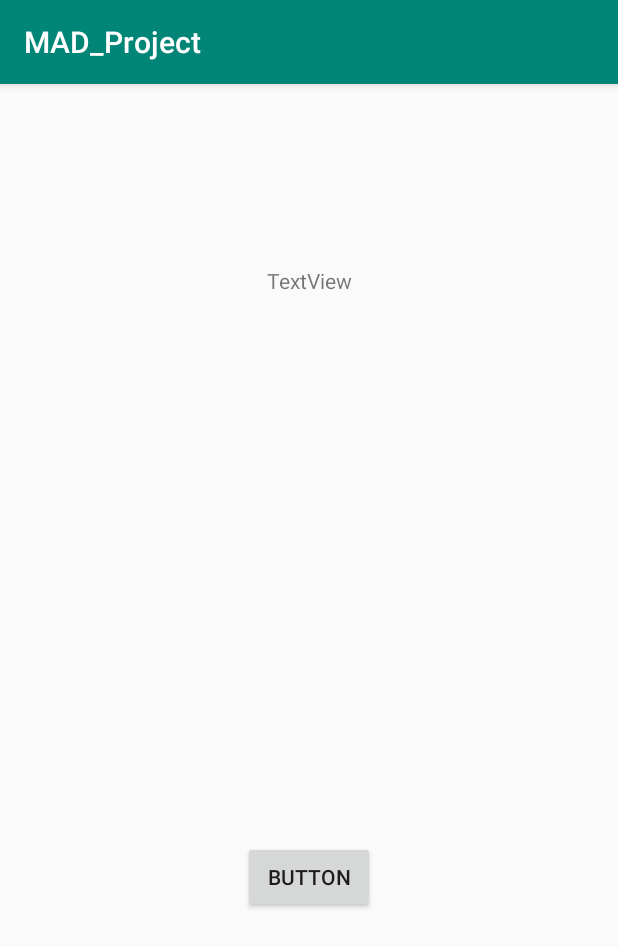
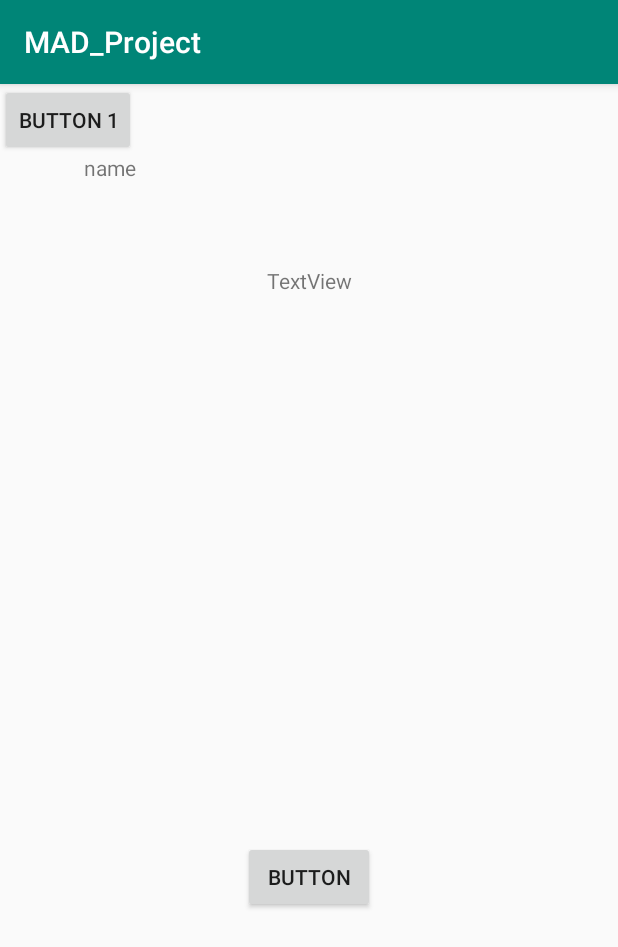
Before and after one commit to sliit-matara/MAD-Sample-Project, an Android app: the Account screen opened directly, with no data from a screen before it, on a phone screen of 412 x 824 dp. Shown: the top 947 px of the screen. Run offline under Robolectric (Android 15) with nearby library versions, the phone set to English and light mode, and no system bars.

Commit message:
Rushdy Edit1

```diff
--- a/app/src/main/res/layout/activity_account.xml
+++ b/app/src/main/res/layout/activity_account.xml
@@ -33,4 +33,26 @@
         app:layout_constraintEnd_toEndOf="parent"
         app:layout_constraintStart_toStartOf="parent"
         app:layout_constraintTop_toBottomOf="@+id/textView" />
+
+    <Button
+        android:id="@+id/button2"
+        android:layout_width="wrap_content"
+        android:layout_height="wrap_content"
+        android:text="button 1"
+        tools:layout_editor_absoluteX="176dp"
+        tools:layout_editor_absoluteY="199dp" />
+
+    <TextView
+        android:id="@+id/textView2"
+        android:layout_width="wrap_content"
+        android:layout_height="wrap_content"
+        android:layout_marginStart="43dp"
+        android:layout_marginTop="180dp"
+        android:layout_marginEnd="309dp"
+        android:layout_marginBottom="69dp"
+        android:text="name"
+        app:layout_constraintBottom_toTopOf="@+id/button2"
+        app:layout_constraintEnd_toEndOf="parent"
+        app:layout_constraintStart_toStartOf="parent"
+        app:layout_constraintTop_toTopOf="parent" />
 </androidx.constraintlayout.widget.ConstraintLayout>
```
